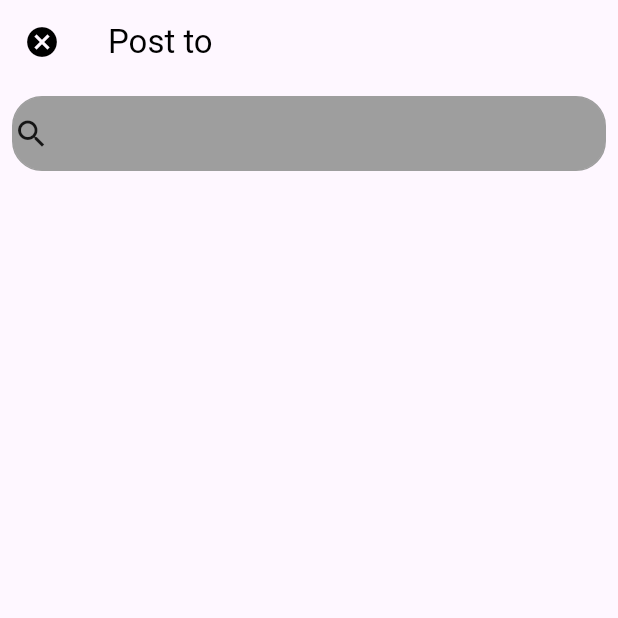
After one commit to Michael1221994/Reddit_mobile_app, a Flutter app: the postTo screen opened directly, on a phone screen of 412 x 824 dp, the top half of it. The commit adds this screen. Run offline on Flutter 3.47's test engine with Material 3 defaults, Android fonts, the phone set to English and light mode, and no system bars; our stand-ins replace cloud_firestore, firebase_auth, firebase_core, google_sign_in, image_picker; missing offline and left inert: cloudinary_flutter, cloudinary_url_gen; accounts and stored records are empty.

Commit message:
created a post_to page

```diff
--- a/lib/Pages/create_post.dart
+++ b/lib/Pages/create_post.dart
@@ -1,9 +1,9 @@
-import 'package:flutter/cupertino.dart';
+import 'package:firebase_auth/firebase_auth.dart';
 import 'package:flutter/material.dart';
-import 'package:flutter/widgets.dart';
 import 'package:image_picker/image_picker.dart';
 import 'package:reddit_attempt2/Custom_Widgets/poll_build.dart';
-import 'package:reddit_attempt2/container.dart';
+import 'package:reddit_attempt2/Pages/postTo_Page.dart';
+import 'package:reddit_attempt2/Services/firestore.dart';
 
 class CreatepostV1 extends StatefulWidget {
   const CreatepostV1({super.key});
@@ -13,7 +13,9 @@ class CreatepostV1 extends StatefulWidget {
 }
 
 class _CreatepostV1State extends State<CreatepostV1> {
-  Key pollSectionKey = UniqueKey();
+  final FirebaseAuth auth= FirebaseAuth.instance;
+  final FirestoreService firestoreService= FirestoreService();
+
 
   TextEditingController Title=TextEditingController();
   TextEditingController bodyTextController=TextEditingController();
@@ -49,6 +51,28 @@ void _updateButtonState() {
       isPostValid = newState;
     });
   }
+
+  if(poll1.text.isNotEmpty && poll2.text.isNotEmpty){
+    setState(() {
+      post_type="poll";
+    });
+    }
+  if(_image!=null){
+    setState(() {
+      post_type="image";
+      });
+  }
+  if(LinkController.text.isNotEmpty){
+    setState(() {
+      post_type="link";
+      });
+  }
+}
+
+
+void create_post(){
+  var user = auth.currentUser;
+
 }
 
   List<int> pollIndices = []; // Track added polls
@@ -59,7 +83,7 @@ void _updateButtonState() {
   TextField? linktextfield;
   List<Widget> _textFields = [];
   List<Widget> poll= [];
-
+  late String post_type;
   int counter = 2; // Already have 2 polls
   int nextPollIndex = 0;
   bool built=false;
@@ -68,7 +92,7 @@ void _updateButtonState() {
   Widget build(BuildContext context) {
     return Scaffold(
       appBar: AppBar(
-        leading:IconButton(onPressed: () => Navigator.pop(context), icon: Icon(Icons.arrow_back, color: Colors.black,)),
+        leading:IconButton(onPressed: () => Navigator.pop(context), icon: const Icon(Icons.arrow_back, color: Colors.black,)),
         actions: [
             Row(
             children: [
@@ -76,11 +100,11 @@ void _updateButtonState() {
             Padding(
               padding: const EdgeInsets.all(8.0),
               child: GestureDetector(
-                onTap: isPostValid ? (){} : null,
+                onTap: isPostValid ? choose_community : null,
                 child: Container(
                   padding: const EdgeInsets.all(10.0),
                   decoration: BoxDecoration(
-                     color: isPostValid? Colors.blue[900] : Colors.grey, borderRadius: BorderRadius.circular(20)),
+                     color: isPostValid ? Colors.blue[900] : Colors.grey, borderRadius: BorderRadius.circular(20)),
                   child: const Text("Next", style: TextStyle(color: Colors.white),),),
               ),
             )
@@ -143,6 +167,8 @@ void _updateButtonState() {
 
 
 
+
+
   void addtextfield(){
     setState(() {
       if(showfield==false){
@@ -196,8 +222,15 @@ void _updateButtonState() {
       }
     });
   }
-void updatePollSection() {
-    pollSectionKey = UniqueKey();  // Change the key to force rebuild
+
+  /*void create_Post(){
+    var user = auth.currentUser;
+    firestoreService.createPost(post_type, Title.text, bodyTextController.text, DateTime.now(), user!.uid );
+  }*/
+
+  void choose_community() {
+    Navigator.push(context, MaterialPageRoute(builder: (context) => const postTo()));
   }
 
+
 }
--- /dev/null
+++ b/lib/Pages/postTo_Page.dart
@@ -0,0 +1,56 @@
+import 'package:flutter/material.dart';
+
+
+class postTo extends StatelessWidget {
+  const postTo({super.key});
+
+  @override
+  Widget build(BuildContext context) {
+    TextEditingController post_To = TextEditingController();
+
+    return Scaffold(
+      appBar: AppBar(
+        leading: IconButton(onPressed: () => Navigator.pop(context), icon: const Icon(Icons.cancel_sharp, color: Colors.black,)),
+        title: const Text("Post to", style: TextStyle(color: Colors.black),)
+      ),
+
+      body: Column(
+        children: [
+          Padding(
+            padding: const EdgeInsets.all(8.0),
+            child: Container(
+              decoration: BoxDecoration(
+                border: Border.all(color: Colors.grey),
+                borderRadius: BorderRadius.circular(20),
+                color: Colors.grey
+              ),
+              child: Row(
+                mainAxisAlignment: MainAxisAlignment.center,
+                crossAxisAlignment: CrossAxisAlignment.center,
+
+                children: [
+                  const Icon(Icons.search),
+                  Expanded(
+                    child: TextField(
+                      controller: post_To,
+                      decoration: const InputDecoration(
+                        hintText: 'Search for a community',
+                        floatingLabelBehavior: FloatingLabelBehavior.never,
+                        hintStyle: TextStyle(color: Colors.grey),
+                        border: InputBorder.none
+                      ),
+                    ),
+                  )
+                ],
+              ),
+              ),
+          ),
+
+            SingleChildScrollView(
+
+            )
+        ],
+      ),
+    );
+  }
+}
--- a/lib/Services/Chat/chat_services.dart
+++ b/lib/Services/Chat/chat_services.dart
@@ -1,5 +1,4 @@
 import 'package:firebase_auth/firebase_auth.dart';
-import 'package:flutter/material.dart';
 import 'package:cloud_firestore/cloud_firestore.dart';
 import 'package:reddit_attempt2/models/message.dart';
 
```
Also changed, not shown: lib/Services/firestore.dart (line endings or trailing spaces), 1 other file.
